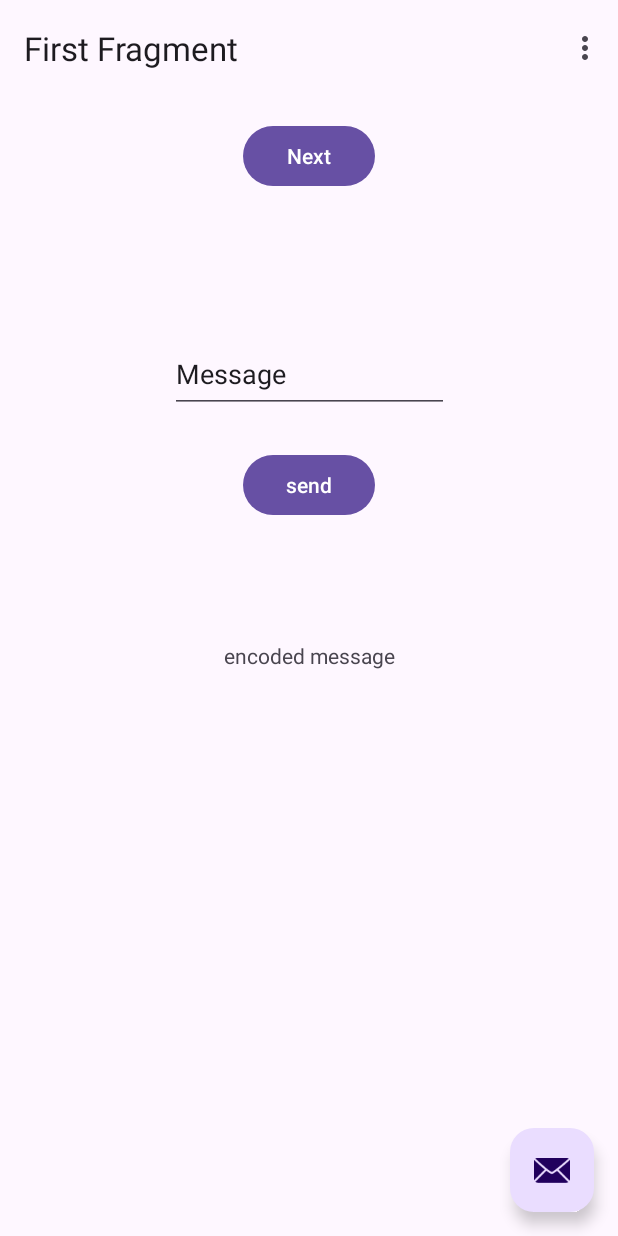
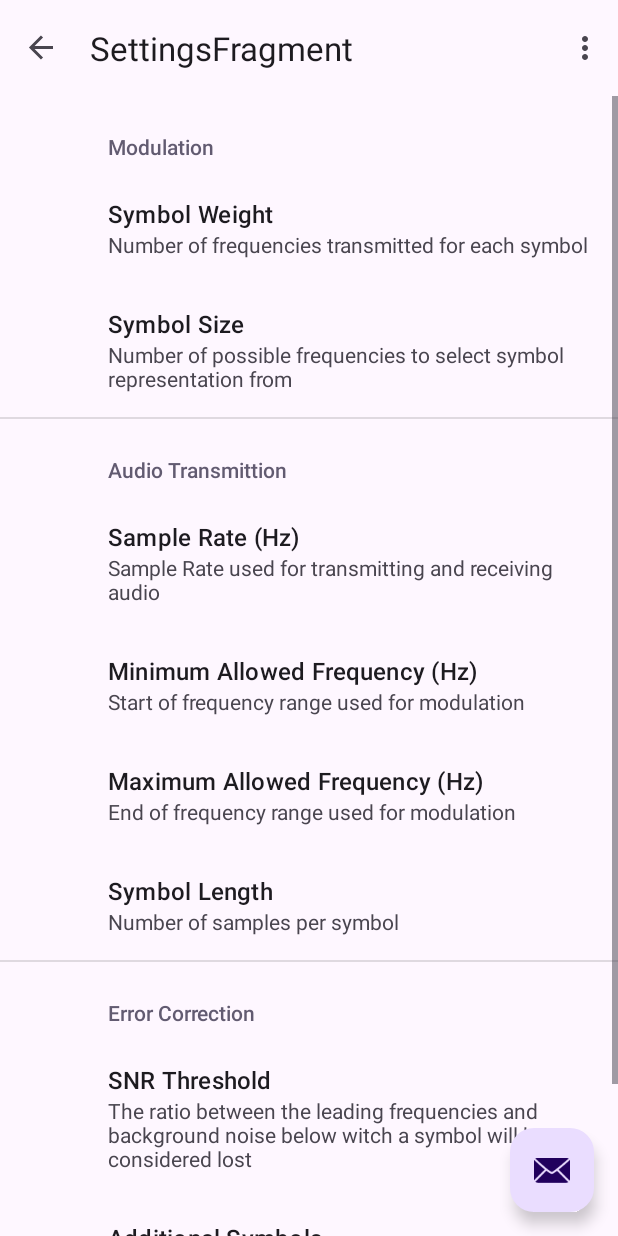
Before and after one commit to moriyaohana/ECC-Project, an Android app: the screen it shows after launch (MainActivity), in the options menu, after a tap on "Settings", on a phone screen of 412 x 824 dp. Run offline under Robolectric (Android 15) with nearby library versions, the phone set to English and light mode, and no system bars; our stand-ins replace androidx.preference, navigation-ui; libraries missing offline, so code that uses them is left out: com.chaquo.python; 3 statements that could not run were skipped.

Commit message:
Added Settings screen to app, refactored utils and implemented trasmitter in app

```diff
--- a/TextOverAudioApp/app/src/main/AndroidManifest.xml
+++ b/TextOverAudioApp/app/src/main/AndroidManifest.xml
@@ -3,6 +3,7 @@
     xmlns:tools="http://schemas.android.com/tools">
 
     <application
+        android:name="com.chaquo.python.android.PyApplication"
         android:allowBackup="true"
         android:dataExtractionRules="@xml/data_extraction_rules"
         android:fullBackupContent="@xml/backup_rules"
@@ -11,9 +12,7 @@
         android:roundIcon="@mipmap/ic_launcher_round"
         android:supportsRtl="true"
         android:theme="@style/Theme.TextOverAudioApp"
-        tools:targetApi="31"
-        android:name="com.chaquo.python.android.PyApplication">
-
+        tools:targetApi="31">
         <activity
             android:name=".MainActivity"
             android:exported="true"
--- a/TextOverAudioApp/app/src/main/java/com/sipl/textoveraudioapp/MainActivity.kt
+++ b/TextOverAudioApp/app/src/main/java/com/sipl/textoveraudioapp/MainActivity.kt
@@ -9,6 +9,7 @@ import androidx.navigation.ui.navigateUp
 import androidx.navigation.ui.setupActionBarWithNavController
 import android.view.Menu
 import android.view.MenuItem
+import androidx.preference.PreferenceManager
 import com.sipl.textoveraudioapp.databinding.ActivityMainBinding
 
 class MainActivity : AppCompatActivity() {
@@ -18,6 +19,10 @@ class MainActivity : AppCompatActivity() {
 
     override fun onCreate(savedInstanceState: Bundle?) {
         super.onCreate(savedInstanceState)
+
+        if (PreferenceManager.getDefaultSharedPreferences(this).all.isEmpty()) {
+            PreferenceManager.setDefaultValues(this, R.xml.preferences, true)
+        }
 
         binding = ActivityMainBinding.inflate(layoutInflater)
         setContentView(binding.root)
@@ -45,7 +50,10 @@ class MainActivity : AppCompatActivity() {
         // automatically handle clicks on the Home/Up button, so long
         // as you specify a parent activity in AndroidManifest.xml.
         return when (item.itemId) {
-            R.id.action_settings -> true
+            R.id.action_settings -> {
+                findNavController(R.id.nav_host_fragment_content_main).navigate(R.id.action_global_settingsFragment)
+                true
+            }
             else -> super.onOptionsItemSelected(item)
         }
     }
--- /dev/null
+++ b/TextOverAudioApp/app/src/main/java/com/sipl/textoveraudioapp/SettingsFragment.kt
@@ -0,0 +1,32 @@
+package com.sipl.textoveraudioapp
+
+import android.os.Bundle
+import android.text.InputType
+import android.util.Log
+import androidx.preference.EditTextPreference
+import androidx.preference.PreferenceFragmentCompat
+import java.util.logging.Level
+import java.util.logging.Logger
+
+class SettingsFragment : PreferenceFragmentCompat() {
+
+    override fun onCreatePreferences(savedInstanceState: Bundle?, rootKey: String?) {
+        setPreferencesFromResource(R.xml.preferences, rootKey)
+        setEditTextPreferencesToNumberInput("samples_per_symbol")
+        setEditTextPreferencesToNumberInput("frequency_range_start_hz")
+        setEditTextPreferencesToNumberInput("frequency_range_end_hz")
+        setEditTextPreferencesToNumberInput("symbol_size")
+        setEditTextPreferencesToNumberInput("symbol_weight")
+        setEditTextPreferencesToNumberInput("sample_rate_hz")
+        setEditTextPreferencesToNumberInput("ecc_symbols")
+        setEditTextPreferencesToNumberInput("ecc_block")
+        setEditTextPreferencesToNumberInput("snr_threshold")
+    }
+
+    private fun setEditTextPreferencesToNumberInput(key: String) {
+        val preference = preferenceScreen.findPreference<EditTextPreference>(key)
+        preference!!.setOnBindEditTextListener { editText ->
+            editText.inputType = InputType.TYPE_CLASS_NUMBER
+        }
+    }
+}
--- a/TextOverAudioApp/app/src/main/res/navigation/nav_graph.xml
+++ b/TextOverAudioApp/app/src/main/res/navigation/nav_graph.xml
@@ -25,4 +25,8 @@
             android:id="@+id/action_SecondFragment_to_FirstFragment"
             app:destination="@id/FirstFragment" />
     </fragment>
+    <fragment
+        android:id="@+id/settingsFragment"
+        android:name="com.sipl.textoveraudioapp.SettingsFragment"
+        android:label="SettingsFragment" /><action android:id="@+id/action_global_settingsFragment" app:destination="@id/settingsFragment"/>
 </navigation>
--- /dev/null
+++ b/TextOverAudioApp/app/src/main/res/xml/preferences.xml
@@ -0,0 +1,111 @@
+<?xml version="1.0" encoding="utf-8"?>
+<PreferenceScreen xmlns:app="http://schemas.android.com/apk/res-auto"
+    xmlns:android="http://schemas.android.com/apk/res/android">
+
+    <PreferenceCategory
+        android:layout_width="wrap_content"
+        android:layout_height="wrap_content"
+        android:title="Modulation">
+
+        <EditTextPreference
+            android:inputType="number"
+            android:layout_width="wrap_content"
+            android:layout_height="wrap_content"
+            android:defaultValue="3"
+            android:selectAllOnFocus="true"
+            android:singleLine="true"
+            android:title="Symbol Weight"
+            app:key="symbol_weight"
+            app:summary="Number of frequencies transmitted for each symbol" />
+        <EditTextPreference
+            android:inputType="number"
+            android:layout_width="wrap_content"
+            android:layout_height="wrap_content"
+            android:defaultValue="16"
+            android:selectAllOnFocus="true"
+            android:singleLine="true"
+            android:title="Symbol Size"
+            app:key="symbol_size"
+            app:summary="Number of possible frequencies to select symbol representation from" />
+    </PreferenceCategory>
+    <PreferenceCategory
+        android:layout_width="wrap_content"
+        android:layout_height="wrap_content"
+        android:title="Audio Transmittion">
+
+        <EditTextPreference
+            android:inputType="number"
+            android:layout_width="wrap_content"
+            android:layout_height="wrap_content"
+            android:defaultValue="16000"
+            android:selectAllOnFocus="true"
+            android:singleLine="true"
+            android:title="Sample Rate (Hz)"
+            app:key="sample_rate_hz"
+            app:summary="Sample Rate used for transmitting and receiving audio" />
+        <EditTextPreference
+            android:inputType="number"
+            android:layout_width="wrap_content"
+            android:layout_height="wrap_content"
+            android:defaultValue="2000"
+            android:selectAllOnFocus="true"
+            android:singleLine="true"
+            android:title="Minimum Allowed Frequency (Hz)"
+            app:key="frequency_range_start_hz"
+            app:summary="Start of frequency range used for modulation" />
+        <EditTextPreference
+            android:inputType="number"
+            android:layout_width="wrap_content"
+            android:layout_height="wrap_content"
+            android:defaultValue="4000"
+            android:selectAllOnFocus="true"
+            android:singleLine="true"
+            android:title="Maximum Allowed Frequency (Hz)"
+            app:key="frequency_range_end_hz"
+            app:summary="End of frequency range used for modulation" />
+        <EditTextPreference
+            android:inputType="number"
+            android:layout_width="wrap_content"
+            android:layout_height="wrap_content"
+            android:defaultValue="4096"
+            android:selectAllOnFocus="true"
+            android:singleLine="true"
+            android:title="Symbol Length"
+            app:key="samples_per_symbol"
+            app:summary="Number of samples per symbol" />
+    </PreferenceCategory>
+    <PreferenceCategory
+        android:layout_width="wrap_content"
+        android:layout_height="wrap_content"
+        android:title="Error Correction">
+
+        <EditTextPreference
+            android:layout_width="wrap_content"
+            android:layout_height="wrap_content"
+            android:defaultValue="1"
+            android:selectAllOnFocus="true"
+            android:singleLine="true"
+            android:title="SNR Threshold"
+            app:key="snr_threshold"
+            app:summary="The ratio between the leading frequencies and background noise below witch a symbol will be considered lost" />
+        <EditTextPreference
+            android:layout_width="wrap_content"
+            android:layout_height="wrap_content"
+            android:defaultValue="5"
+            android:inputType="number"
+            android:selectAllOnFocus="true"
+            android:singleLine="true"
+            android:title="Additional Symbols"
+            app:key="ecc_symbols"
+            app:summary="Number of additional symbols used for error correction, per message block" />
+        <EditTextPreference
+            android:layout_width="wrap_content"
+            android:layout_height="wrap_content"
+            android:defaultValue="15"
+            android:inputType="number"
+            android:selectAllOnFocus="true"
+            android:singleLine="true"
+            android:title="Block Size"
+            app:key="ecc_block" />
+    </PreferenceCategory>
+</PreferenceScreen>
```
Also changed, not shown: TextOverAudioApp/app/build.gradle.kts (+6 -2 lines), TextOverAudioApp/app/src/main/java/com/sipl/textoveraudioapp/FirstFragment.kt (+31 -14 lines), TextOverAudioApp/app/src/main/java/com/sipl/textoveraudioapp/TransmitterWrapper.kt (added, +43 -0 lines), TextOverAudioApp/app/src/main/res/values/arrays.xml (added, +12 -0 lines), TextOverAudioApp/app/src/main/res/values/strings.xml (+16 -0 lines), 8 other files.
